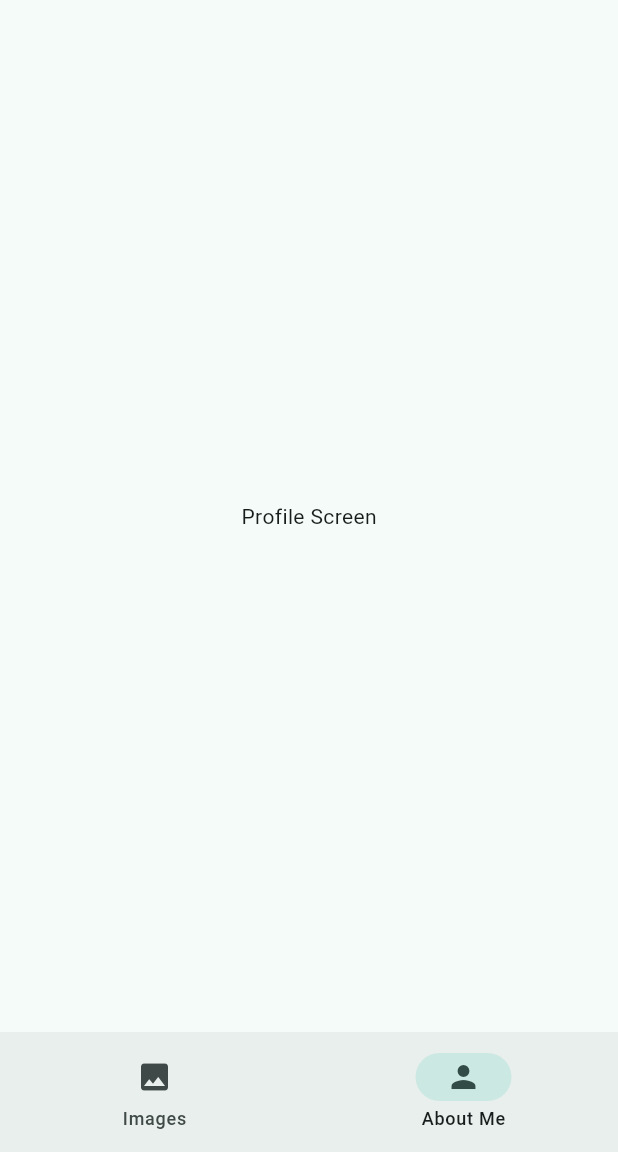
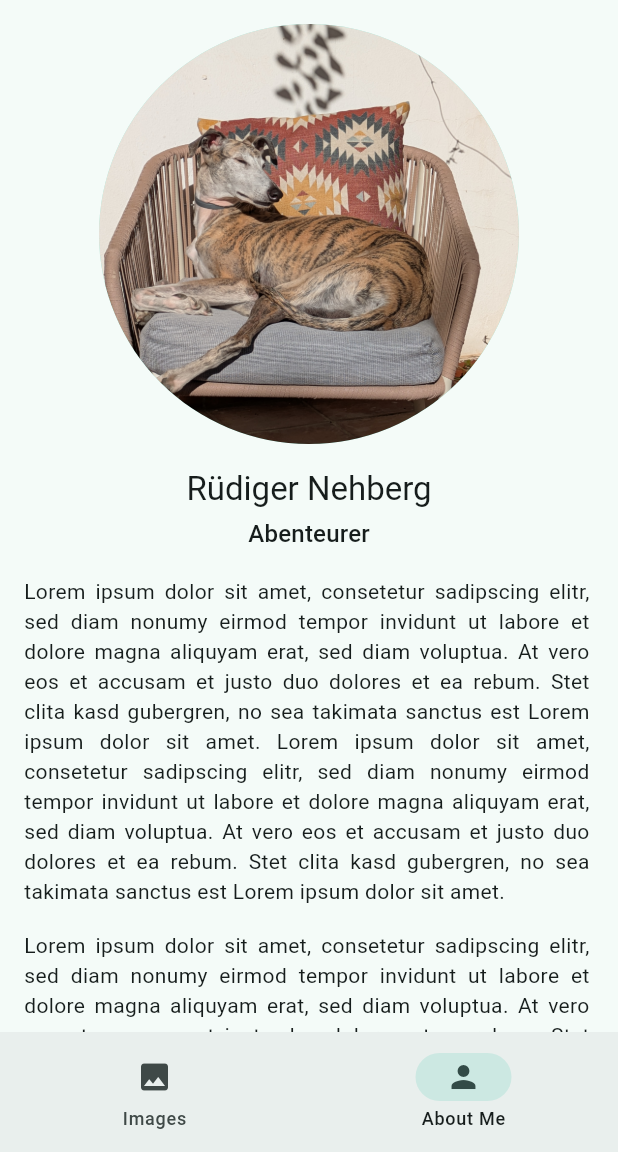
Before and after one commit to JLangbein/my_gallery, a Flutter app: the screen it shows after launch, item 2 of the bottom bar chosen, on a phone screen of 412 x 824 dp, the part 84-1236 px from its top. Run offline on Flutter 3.47's test engine with Material 3 defaults, Android fonts, the phone set to English and light mode, and no system bars.

Commit message:
ProfileScreen finished

```diff
--- a/lib/profile_screen.dart
+++ b/lib/profile_screen.dart
@@ -5,6 +5,50 @@ class ProfileScreen extends StatelessWidget {
 
   @override
   Widget build(BuildContext context) {
-    return Center(child: Text('Profile Screen'),);
+    return Padding(
+      padding: const EdgeInsets.fromLTRB(16.0, 16.0, 16.0, 0.0),
+      child: ListView(
+        children: [
+          Column(
+            spacing: 16.0,
+            mainAxisAlignment: MainAxisAlignment.spaceEvenly,
+            children: [
+              CircleAvatar(
+                radius: 140.0,
+                foregroundImage: AssetImage(
+                  'assets/images/PXL_20241225_115809942.jpg',
+                ),
+              ),
+              Row(
+                mainAxisAlignment: MainAxisAlignment.center,
+                children: [
+                  Column(
+                    spacing: 4.0,
+                    children: [
+                      Text(
+                        'Rüdiger Nehberg',
+                        style: Theme.of(context).textTheme.titleLarge,
+                      ),
+                      Text(
+                        'Abenteurer',
+                        style: Theme.of(context).textTheme.titleMedium,
+                      ),
+                    ],
+                  ),
+                ],
+              ),
+              SelectableText(
+                'Lorem ipsum dolor sit amet, consetetur sadipscing elitr, sed diam nonumy eirmod tempor invidunt ut labore et dolore magna aliquyam erat, sed diam voluptua. At vero eos et accusam et justo duo dolores et ea rebum. Stet clita kasd gubergren, no sea takimata sanctus est Lorem ipsum dolor sit amet. Lorem ipsum dolor sit amet, consetetur sadipscing elitr, sed diam nonumy eirmod tempor invidunt ut labore et dolore magna aliquyam erat, sed diam voluptua. At vero eos et accusam et justo duo dolores et ea rebum. Stet clita kasd gubergren, no sea takimata sanctus est Lorem ipsum dolor sit amet.',
+                textAlign: TextAlign.justify,
+              ),
+              SelectableText(
+                'Lorem ipsum dolor sit amet, consetetur sadipscing elitr, sed diam nonumy eirmod tempor invidunt ut labore et dolore magna aliquyam erat, sed diam voluptua. At vero eos et accusam et justo duo dolores et ea rebum. Stet clita kasd gubergren, no sea takimata sanctus est Lorem ipsum dolor sit amet. Lorem ipsum dolor sit amet, consetetur sadipscing elitr, sed diam nonumy eirmod tempor invidunt ut labore et dolore magna aliquyam erat, sed diam voluptua. At vero eos et accusam et justo duo dolores et ea rebum. Stet clita kasd gubergren, no sea takimata sanctus est Lorem ipsum dolor sit amet.',
+                textAlign: TextAlign.justify,
+              ),
+            ],
+          ),
+        ],
+      ),
+    );
   }
 }
```
